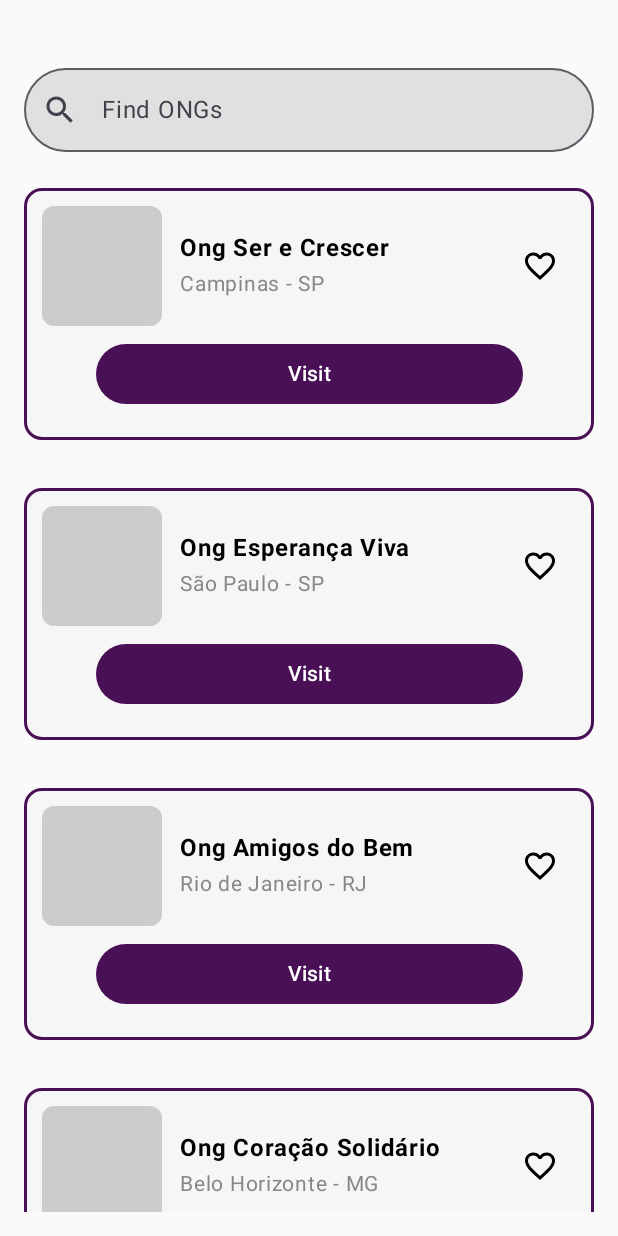
After one commit to allangnutzmans/voluntariar, an Android app built with Jetpack Compose: the SavedScreen screen opened through its navigation route, on a phone screen of 412 x 824 dp. The commit adds this screen. Run offline under Robolectric (Android 15) with nearby library versions, the phone set to English and light mode, and no system bars.

Commit message:
Adding saved screen

```diff
--- a/app/src/main/java/com/ongs/voluntariar/MainActivity.kt
+++ b/app/src/main/java/com/ongs/voluntariar/MainActivity.kt
@@ -12,6 +12,7 @@ import com.ongs.voluntariar.screens.BmiScreen
 import com.ongs.voluntariar.screens.ExploreScreen
 import com.ongs.voluntariar.screens.HomeScreen
 import com.ongs.voluntariar.screens.OrgInfoScreen
+import com.ongs.voluntariar.screens.SavedScreen
 import com.ongs.voluntariar.screens.SignInActivity
 import com.ongs.voluntariar.ui.theme.VoluntariarTheme
 
@@ -35,6 +36,7 @@ class MainActivity : ComponentActivity() {
                     composable(route = "bmi") { BmiScreen(navController) }
                     composable(route = "orgInfo") { OrgInfoScreen(navController) }
                     composable(route = "explore") { ExploreScreen(navController) }
+                    composable(route = "saved") { SavedScreen(navController) }
                 }
             }
         }
--- /dev/null
+++ b/app/src/main/java/com/ongs/voluntariar/screens/SavedScreen.kt
@@ -0,0 +1,134 @@
+package com.ongs.voluntariar.screens
+
+import androidx.compose.foundation.BorderStroke
+import androidx.compose.foundation.background
+import androidx.compose.foundation.layout.*
+import androidx.compose.foundation.shape.RoundedCornerShape
+import androidx.compose.foundation.lazy.LazyColumn
+import androidx.compose.foundation.lazy.items
+import androidx.compose.material3.*
+import androidx.compose.ui.Modifier
+import androidx.compose.ui.graphics.Color
+import androidx.compose.ui.text.TextStyle
+import androidx.compose.ui.unit.dp
+import androidx.compose.ui.tooling.preview.Preview
+import androidx.compose.material.icons.Icons
+import androidx.compose.material.icons.filled.Search
+import androidx.compose.foundation.layout.Column
+import androidx.compose.material.icons.outlined.FavoriteBorder
+import androidx.compose.material3.OutlinedTextField
+import androidx.compose.runtime.Composable
+import androidx.compose.runtime.mutableStateOf
+import androidx.compose.runtime.remember
+import androidx.compose.ui.Alignment
+import androidx.compose.ui.res.stringResource
+import androidx.compose.ui.text.font.FontWeight
+import androidx.compose.ui.unit.sp
+import androidx.navigation.NavController
+import com.ongs.voluntariar.R
+
+@Composable
+fun SavedScreen(navController: NavController?){
+    val searchState = remember {
+        mutableStateOf("")
+    }
+
+    val ongList = listOf(
+        Ong("Ong Ser e Crescer", "Campinas - SP"),
+        Ong("Ong Esperança Viva", "São Paulo - SP"),
+        Ong("Ong Amigos do Bem", "Rio de Janeiro - RJ"),
+        Ong("Ong Coração Solidário", "Belo Horizonte - MG")
+    )
+
+    Column(modifier = Modifier.fillMaxSize()
+        .padding(top = 45.dp, start = 16.dp, end = 16.dp, bottom = 16.dp)
+    ) {
+        // Barra de pesquisa
+        OutlinedTextField(
+            value = searchState.value,
+            onValueChange = { searchValue -> searchState.value = searchValue },
+            modifier = Modifier
+                .fillMaxWidth()
+                .background(Color(0xFFE0E0E0), RoundedCornerShape(40.dp)),
+            textStyle = TextStyle(color = Color.Black),
+            leadingIcon = { Icon(Icons.Filled.Search, contentDescription = "Buscar") },
+            placeholder = { Text(stringResource(R.string.find_ongs)) },
+            shape = RoundedCornerShape(40.dp)
+        )
+
+        Spacer(modifier = Modifier.height(16.dp))
+
+        // Cards
+        LazyColumn {
+            items(ongList) { ong ->
+                OngSavedCard(ong)
+                Spacer(modifier = Modifier.height(16.dp))
+            }
+        }
+    }
+}
+
+@Composable
+fun OngSavedCard(ong: Ong) {
+    Card(
+        modifier = Modifier
+            .fillMaxWidth()
+            .padding(vertical = 8.dp),
+        shape = RoundedCornerShape(12.dp),
+        border = BorderStroke(2.dp, Color(0xFF4A1056)),
+        colors = CardDefaults.cardColors(containerColor = Color(0xFFF6F6F6)) // Borda roxa
+    ) {
+        Column(
+            modifier = Modifier
+                .fillMaxWidth()
+                .padding(12.dp)
+        ) {
+            Row(verticalAlignment = Alignment.CenterVertically) {
+                // Placeholder da imagem
+                Box(
+                    modifier = Modifier
+                        .size(80.dp)
+                        .background(Color.LightGray, RoundedCornerShape(8.dp))
+                )
+
+                Spacer(modifier = Modifier.width(12.dp))
+
+                Column(modifier = Modifier.weight(1f)) {
+                    Text(text = ong.name, fontWeight = FontWeight.Bold, fontSize = 16.sp)
+                    Text(text = ong.location, fontSize = 14.sp, color = Color.Gray)
+                }
+
+                IconButton(onClick = { /* TODO: Adicionar lógica de favorito */ }) {
+                    Icon(
+                        imageVector = Icons.Outlined.FavoriteBorder,
+                        contentDescription = "Favoritar",
+                        tint = Color.Black
+                    )
+                }
+            }
+
+            Spacer(modifier = Modifier.height(8.dp))
+
+            Box(
+                modifier = Modifier.fillMaxWidth(),
+                contentAlignment = Alignment.Center
+            ) {
+                Button(
+                    onClick = { /* TODO: Adicionar navegação */ },
+                    colors = ButtonDefaults.buttonColors(containerColor = Color(0xFF4A1056)),
+                    modifier = Modifier
+                        .fillMaxWidth(0.8f)
+                        .padding(bottom = 8.dp)
+                ) {
+                    Text(text = stringResource(R.string.visit), color = Color.White)
+                }
+            }
+        }
+    }
+}
+
+@Preview(showSystemUi = true)
+@Composable
+private fun SavedScreenPreview(){
+    SavedScreen(navController = null)
+}
```
